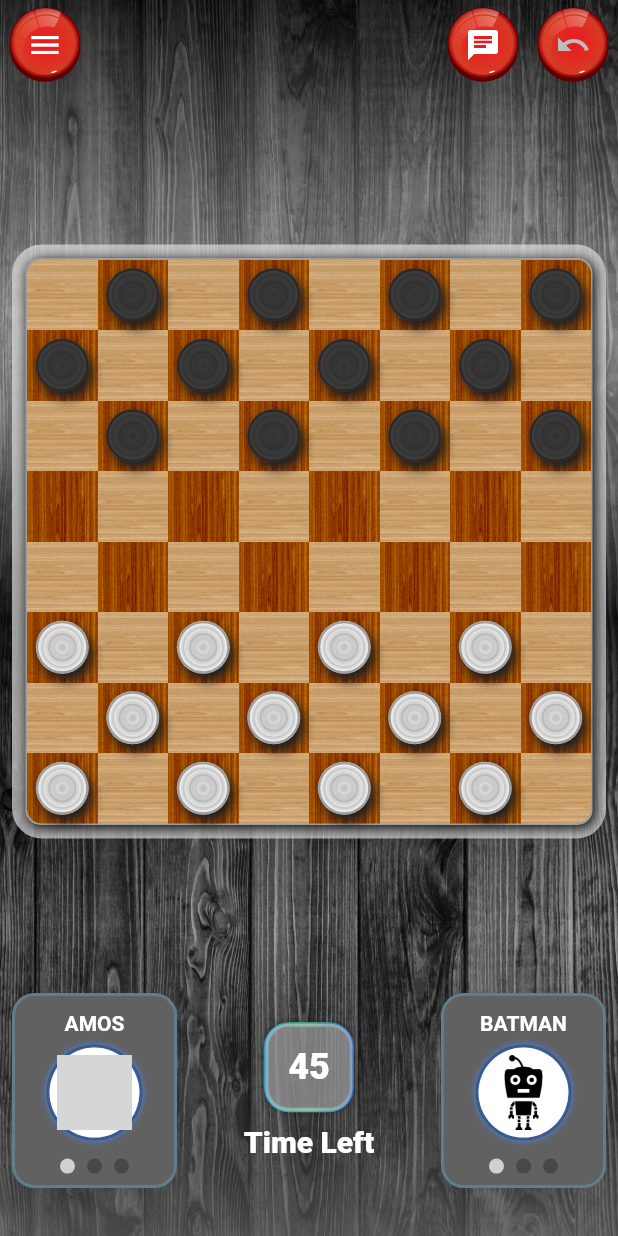
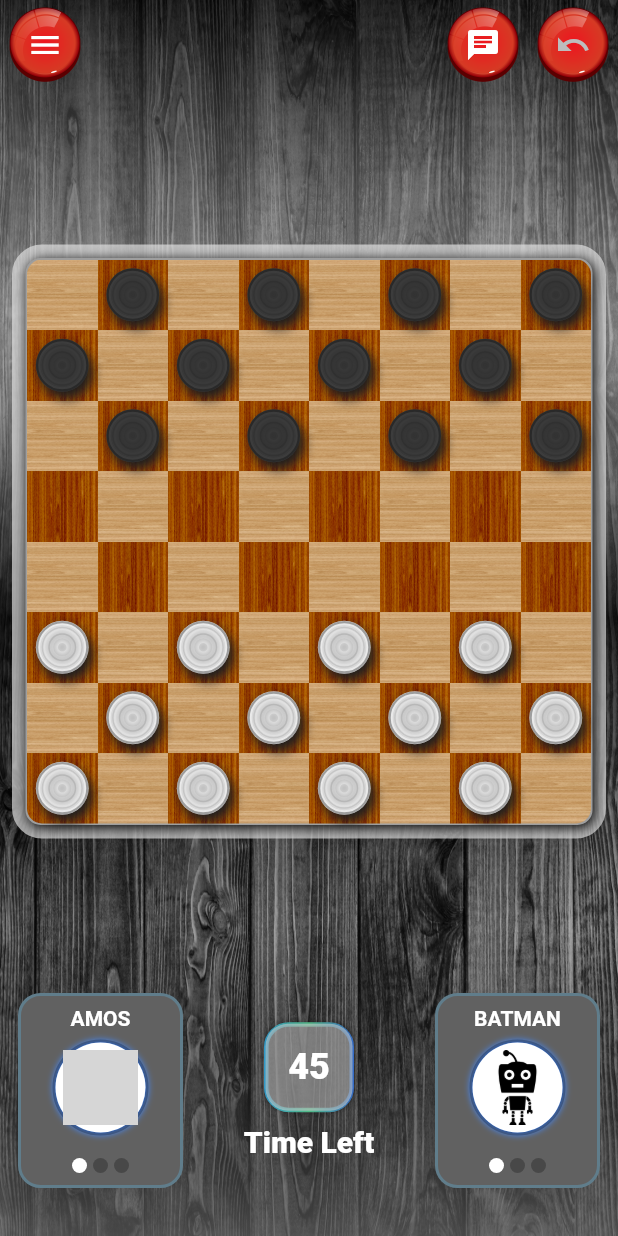
Before and after one commit to amospdev/CheckersGame, a Flutter app: the screen it shows after launch, on a phone screen of 412 x 824 dp. Run offline on Flutter 3.47's test engine with Material 2 defaults, Android fonts, the phone set to English and light mode, and no system bars; drawn by our look-alikes of page_view_dot_indicator; our stand-ins replace flutter_animate, flutter_svg, lottie; grey boxes are pictures that could not be loaded.

```diff
--- a/lib/main.dart
+++ b/lib/main.dart
@@ -352,7 +352,7 @@ class GameBoardState extends State<GameBoard> with TickerProviderStateMixin {
     return Container(
       margin: const EdgeInsets.only(bottom: 32),
       child: const Padding(
-        padding: EdgeInsets.only(left: 8.0, right: 8.0),
+        padding: EdgeInsets.only(left: 12.0, right: 12.0),
         child: Row(
           mainAxisAlignment: MainAxisAlignment.spaceBetween,
           children: [
--- a/lib/ui/widgets/pawn/status_change/pawn_status_change.dart
+++ b/lib/ui/widgets/pawn/status_change/pawn_status_change.dart
@@ -29,10 +29,7 @@ class PawnStatusChange extends StatelessWidget {
     return ValueListenableBuilder<PawnStatus>(
       valueListenable: pawnStatusNotifier,
       builder: (ctx, pawnStatus, _) {
-        return SizedBox(
-          width: 73,
-          height: 60,
-          child: Column(
+        return Column(
           mainAxisAlignment: MainAxisAlignment.spaceAround,
           children: [
             Stack(
@@ -76,13 +73,8 @@ class PawnStatusChange extends StatelessWidget {
               ],
             ),
           ],
-          ),
         );
 
-        // return _pawnStatusChange(
-        //     pawnColor: pawnColor,
-        //     pawnStatus: pawnStatus,
-        //     pawnTextColor: pawnTextColor);
       },
     );
   }
--- a/lib/ui/widgets/player_pager_card.dart
+++ b/lib/ui/widgets/player_pager_card.dart
@@ -53,7 +53,6 @@ class _PlayerPagerCardState extends State<PlayerPagerCard> {
       child: Column(
         children: [
           Expanded(
-              flex: 4,
               child: PageView(
             controller: _pageController,
             onPageChanged: (page) {
@@ -66,22 +65,26 @@ class _PlayerPagerCardState extends State<PlayerPagerCard> {
                 playerName: playerName,
                 avatarPath: avatarPath,
               ),
-                  pawnStatusChange,
+              Padding(
+                padding: const EdgeInsets.only(top: 8.0),
+                child: pawnStatusChange,
+              ),
               Container(
                 alignment: Alignment.center,
                 child: const Text("PLAYER DATA"),
               )
             ],
           )),
-          Expanded(
+          Padding(
+            padding: const EdgeInsets.only(top: 8.0, bottom: 8.0),
             child: PageViewDotIndicator(
               padding: EdgeInsets.zero,
-              // margin: EdgeInsets.zero,
+              margin: const EdgeInsets.symmetric(horizontal: 2),
               size: const Size(10, 10),
               currentItem: selectedPage,
               count: 3,
               unselectedColor: Colors.black26,
-              selectedColor: Colors.white70,
+              selectedColor: Colors.white,
               duration: const Duration(milliseconds: 200),
               boxShape: BoxShape.circle,
               onItemClicked: (index) {
@@ -103,7 +106,7 @@ class _PlayerPagerCardState extends State<PlayerPagerCard> {
         mainAxisAlignment: MainAxisAlignment.center,
         children: [
           Padding(
-            padding: const EdgeInsets.only(bottom: 6.0, top: 6),
+            padding: const EdgeInsets.only(bottom: 6.0),
             child: Text(
               playerName,
               style: const TextStyle(
```
Lines whose indentation alone changed are shown as unchanged.
